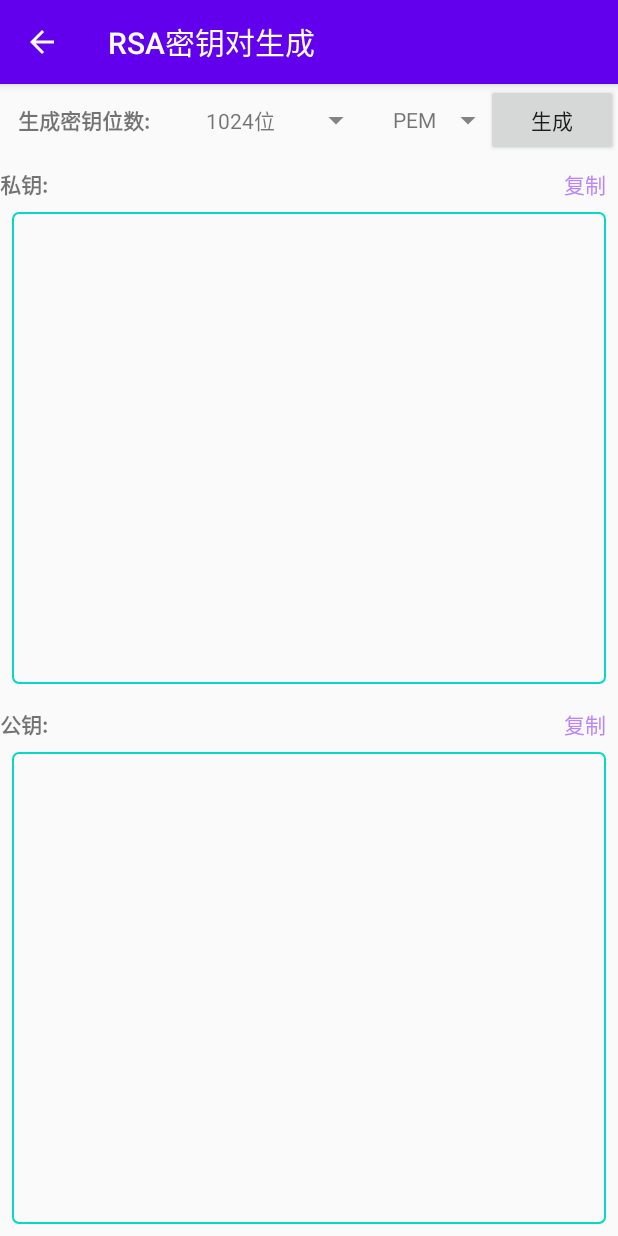
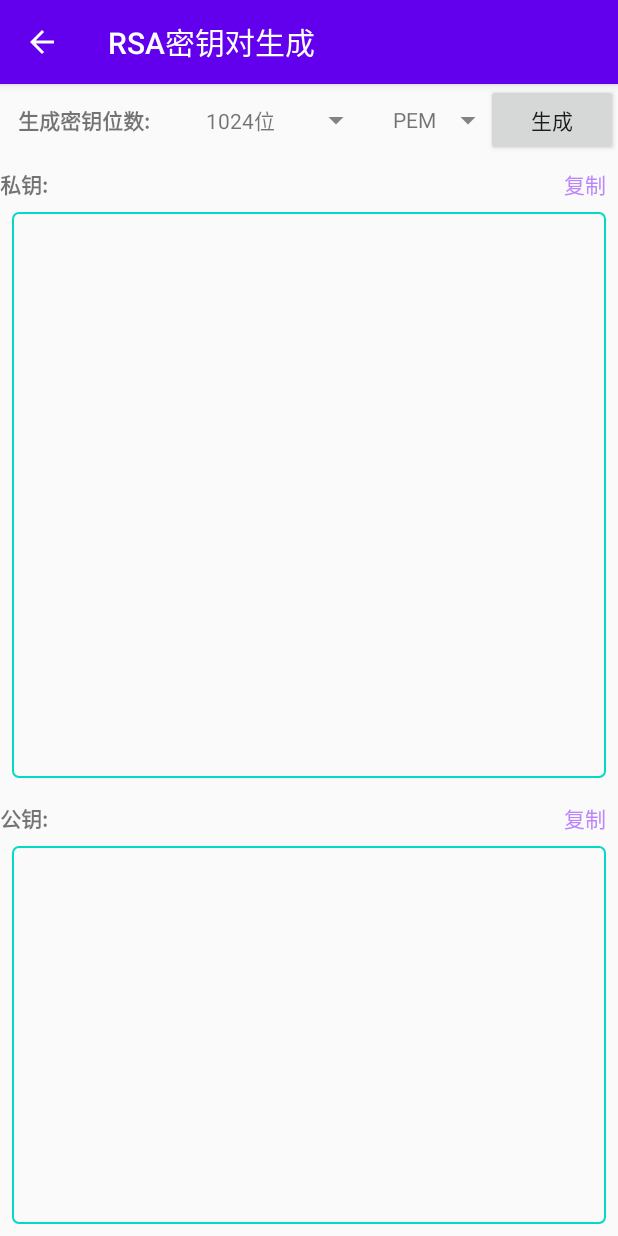
Before and after one commit to ngoluuduythai/cipher_andriod, an Android app: the RSAGenActivity screen opened directly, with no data from a screen before it, on a phone screen of 412 x 824 dp. Run offline under Robolectric (Android 15) with nearby library versions, the phone set to English and light mode, and no system bars; libraries missing offline, so code that uses them is left out: org.bouncycastle.util.

Commit message:
调整界面样式

```diff
--- a/app/src/main/res/layout/activity_crypto.xml
+++ b/app/src/main/res/layout/activity_crypto.xml
@@ -240,11 +240,13 @@
             android:layout_height="wrap_content"
             android:layout_marginStart="8dp"
             android:layout_marginEnd="8dp"
+            android:layout_marginBottom="8dp"
             android:background="@drawable/shape_rectangle"
             android:gravity="start|top"
             android:minHeight="120dp"
             android:padding="4dp"
             android:textIsSelectable="true" />
+
     </LinearLayout>
 
 </ScrollView>
--- a/app/src/main/res/layout/activity_rsa_crypto.xml
+++ b/app/src/main/res/layout/activity_rsa_crypto.xml
@@ -172,6 +172,7 @@
         android:background="@drawable/shape_rectangle"
         android:gravity="start|top"
         android:minHeight="120dp"
+        android:maxHeight="120dp"
         android:padding="4dp"
         android:textIsSelectable="true" />
 
--- a/app/src/main/res/layout/activity_rsa_gen.xml
+++ b/app/src/main/res/layout/activity_rsa_gen.xml
@@ -82,7 +82,7 @@
         android:layout_width="match_parent"
         android:layout_height="0dp"
         android:layout_margin="8dp"
-        android:layout_weight="1"
+        android:layout_weight="1.5"
         android:background="@drawable/shape_rectangle">
 
         <TextView
```
